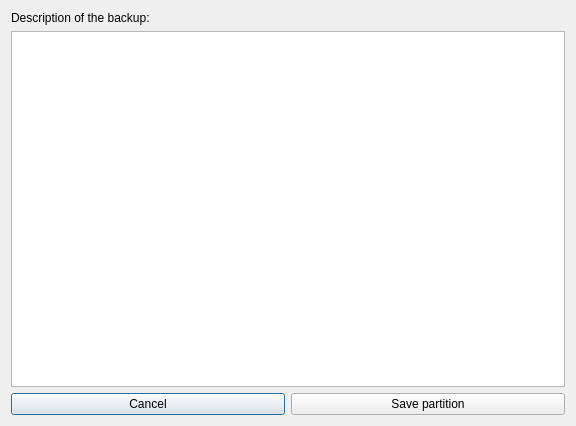
Old version of the form src/ui/filedialog.ui in the repository kaisenlinux/qt-fsarchiver.
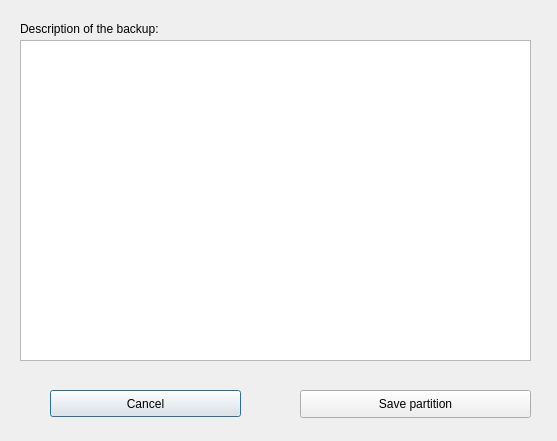
New version of the form.

Diff of the .ui file:
```diff
--- a/src/ui/filedialog.ui
+++ b/src/ui/filedialog.ui
@@ -6,28 +6,60 @@
    <rect>
     <x>0</x>
     <y>0</y>
-    <width>576</width>
-    <height>426</height>
+    <width>557</width>
+    <height>441</height>
    </rect>
   </property>
   <property name="windowTitle">
    <string extracomment="Beschreibung der Sicherung">Description of the backup</string>
   </property>
-  <layout class="QGridLayout" name="gridLayout">
-   <item row="0" column="0">
+  <widget class="QPushButton" name="cmd_cancel">
+   <property name="geometry">
+    <rect>
+     <x>50</x>
+     <y>390</y>
+     <width>191</width>
+     <height>27</height>
+    </rect>
+   </property>
+   <property name="text">
+    <string extracomment="Abbrechen">Cancel</string>
+   </property>
+  </widget>
     <widget class="QLabel" name="label">
+   <property name="geometry">
+    <rect>
+     <x>20</x>
+     <y>20</y>
+     <width>251</width>
+     <height>18</height>
+    </rect>
+   </property>
      <property name="text">
       <string extracomment="Beschreibung der Sicherung:">Description of the backup:</string>
      </property>
     </widget>
-   </item>
-   <item row="1" column="0" colspan="2">
+  <widget class="QPushButton" name="cmd_save">
+   <property name="geometry">
+    <rect>
+     <x>300</x>
+     <y>390</y>
+     <width>231</width>
+     <height>28</height>
+    </rect>
+   </property>
+   <property name="text">
+    <string extracomment="Partition sichern">Save partition</string>
+   </property>
+  </widget>
     <widget class="QTextEdit" name="textEdit">
-     <property name="minimumSize">
-      <size>
-       <width>0</width>
-       <height>0</height>
-      </size>
+   <property name="geometry">
+    <rect>
+     <x>20</x>
+     <y>40</y>
+     <width>511</width>
+     <height>321</height>
+    </rect>
      </property>
      <property name="lineWidth">
       <number>1</number>
@@ -44,23 +76,14 @@
      <property name="lineWrapColumnOrWidth">
       <number>0</number>
      </property>
-    </widget>
-   </item>
-   <item row="2" column="0">
-    <widget class="QPushButton" name="cmd_cancel">
-     <property name="text">
-      <string extracomment="Abbrechen">Cancel</string>
-     </property>
-    </widget>
-   </item>
-   <item row="2" column="1">
-    <widget class="QPushButton" name="cmd_save">
-     <property name="text">
-      <string extracomment="Partition sichern">Save partition</string>
-     </property>
-    </widget>
-   </item>
-  </layout>
+   <property name="html">
+    <string>&lt;!DOCTYPE HTML PUBLIC &quot;-//W3C//DTD HTML 4.0//EN&quot; &quot;http://www.w3.org/TR/REC-html40/strict.dtd&quot;&gt;
+&lt;html&gt;&lt;head&gt;&lt;meta name=&quot;qrichtext&quot; content=&quot;1&quot; /&gt;&lt;style type=&quot;text/css&quot;&gt;
+p, li { white-space: pre-wrap; }
+&lt;/style&gt;&lt;/head&gt;&lt;body style=&quot; font-family:'Ubuntu'; font-size:11pt; font-weight:400; font-style:normal;&quot;&gt;
+&lt;p style=&quot;-qt-paragraph-type:empty; margin-top:0px; margin-bottom:0px; margin-left:0px; margin-right:0px; -qt-block-indent:0; text-indent:0px;&quot;&gt;&lt;br /&gt;&lt;/p&gt;&lt;/body&gt;&lt;/html&gt;</string>
+   </property>
+  </widget>
  </widget>
  <resources/>
  <connections/>
```
Lines whose indentation alone changed are shown as unchanged.
